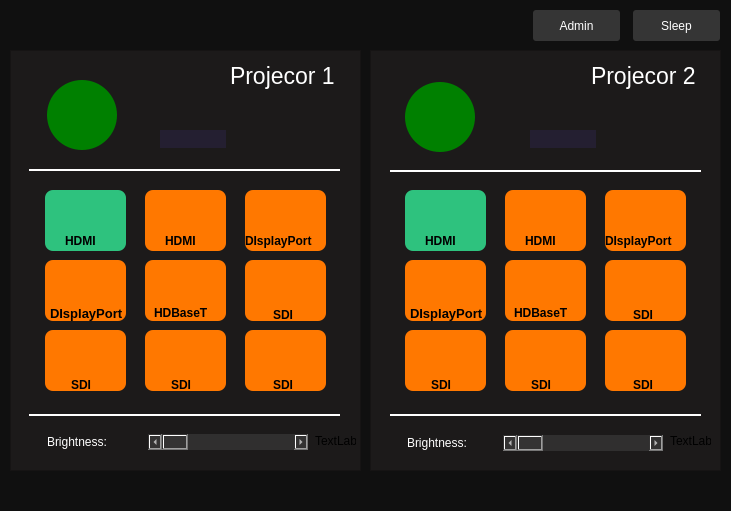
This is mainwindow.ui in Walter0b/Projector_remote_control as Qt 5 draws it before an edit. The edited form follows.
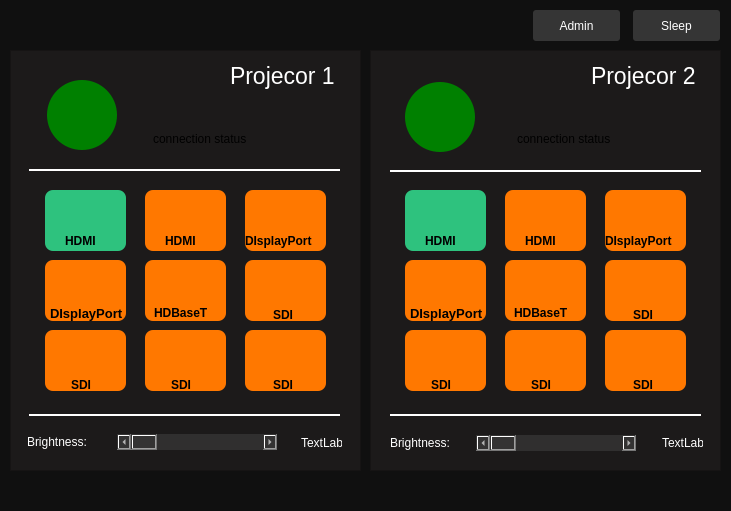
This is the edited form. The open tabs and pages were chosen to show the change. Icons and pictures are not drawn.

Commit message: modified position of brightness slider

The edit to the form file:
```diff
--- a/mainwindow.ui
+++ b/mainwindow.ui
@@ -180,7 +180,7 @@
       <widget class="QScrollBar" name="sl_brightness_1">
        <property name="geometry">
         <rect>
-         <x>138</x>
+         <x>107</x>
          <y>384</y>
          <width>160</width>
          <height>16</height>
@@ -204,7 +204,7 @@
       <widget class="QLabel" name="label_3">
        <property name="geometry">
         <rect>
-         <x>37</x>
+         <x>17</x>
          <y>376</y>
          <width>81</width>
          <height>31</height>
@@ -987,28 +987,32 @@
       <widget class="QLabel" name="lbl_is_connected_1">
        <property name="geometry">
         <rect>
-         <x>150</x>
+         <x>143</x>
          <y>80</y>
-         <width>66</width>
+         <width>121</width>
          <height>18</height>
         </rect>
        </property>
        <property name="styleSheet">
-        <string notr="true">background-color: rgb(36, 31, 49);</string>
+        <string notr="true">background-color: transparent;
+content: 'Status';</string>
        </property>
        <property name="text">
-        <string/>
+        <string>connection status</string>
        </property>
       </widget>
       <widget class="QLabel" name="lbl_brightness_1_val">
        <property name="geometry">
         <rect>
-         <x>305</x>
-         <y>380</y>
+         <x>291</x>
+         <y>382</y>
          <width>41</width>
          <height>21</height>
         </rect>
        </property>
+       <property name="styleSheet">
+        <string notr="true">color: white;</string>
+       </property>
        <property name="text">
         <string>TextLabel</string>
        </property>
@@ -1176,7 +1180,7 @@
       <widget class="QScrollBar" name="sl_brightness_2">
        <property name="geometry">
         <rect>
-         <x>133</x>
+         <x>106</x>
          <y>385</y>
          <width>160</width>
          <height>16</height>
@@ -1199,7 +1203,7 @@
       <widget class="QLabel" name="label_4">
        <property name="geometry">
         <rect>
-         <x>37</x>
+         <x>20</x>
          <y>377</y>
          <width>81</width>
          <height>31</height>
@@ -1982,28 +1986,31 @@
       <widget class="QLabel" name="lbl_is_connected_2">
        <property name="geometry">
         <rect>
-         <x>160</x>
+         <x>147</x>
          <y>80</y>
-         <width>66</width>
+         <width>121</width>
          <height>18</height>
         </rect>
        </property>
        <property name="styleSheet">
-        <string notr="true">background-color: rgb(36, 31, 49);</string>
+        <string notr="true">background-color: transparent;</string>
        </property>
        <property name="text">
-        <string/>
+        <string>connection status</string>
        </property>
       </widget>
       <widget class="QLabel" name="lbl_brightness_1_val_2">
        <property name="geometry">
         <rect>
-         <x>300</x>
-         <y>380</y>
+         <x>292</x>
+         <y>382</y>
          <width>41</width>
          <height>21</height>
         </rect>
        </property>
+       <property name="styleSheet">
+        <string notr="true">color: white;</string>
+       </property>
        <property name="text">
         <string>TextLabel</string>
        </property>
```
Left out of the diff: 4 changed lines with no effect on the pictures.
